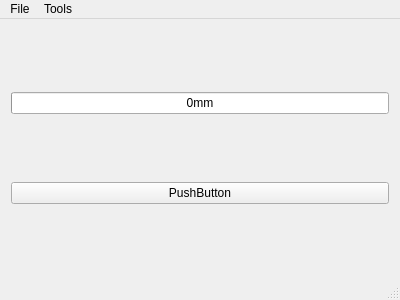
Qt form Desktop/mainwindow.ui (azais-corentin/SliderBar) before a commit.
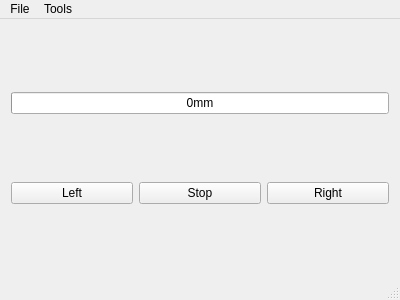
The same form after that commit.

Patch:
```diff
--- a/Desktop/mainwindow.ui
+++ b/Desktop/mainwindow.ui
@@ -15,20 +15,34 @@
   </property>
   <widget class="QWidget" name="centralWidget">
    <layout class="QGridLayout" name="gridLayout">
-    <item row="0" column="0">
+    <item row="1" column="1">
+     <widget class="QPushButton" name="bStop">
+      <property name="text">
+       <string>Stop</string>
+      </property>
+     </widget>
+    </item>
+    <item row="1" column="0">
+     <widget class="QPushButton" name="bLeft">
+      <property name="text">
+       <string>Left</string>
+      </property>
+     </widget>
+    </item>
+    <item row="1" column="2">
+     <widget class="QPushButton" name="bRight">
+      <property name="text">
+       <string>Right</string>
+      </property>
+     </widget>
+    </item>
+    <item row="0" column="0" colspan="3">
      <widget class="QProgressBar" name="progressBar">
       <property name="value">
        <number>0</number>
       </property>
       <property name="format">
-       <string>%pmm</string>
-      </property>
-     </widget>
-    </item>
-    <item row="1" column="0">
-     <widget class="QPushButton" name="bSendPacket">
-      <property name="text">
-       <string>PushButton</string>
+       <string>%vmm</string>
       </property>
      </widget>
     </item>
```
Left out of the diff: 3 changed lines with no effect on the pictures.
